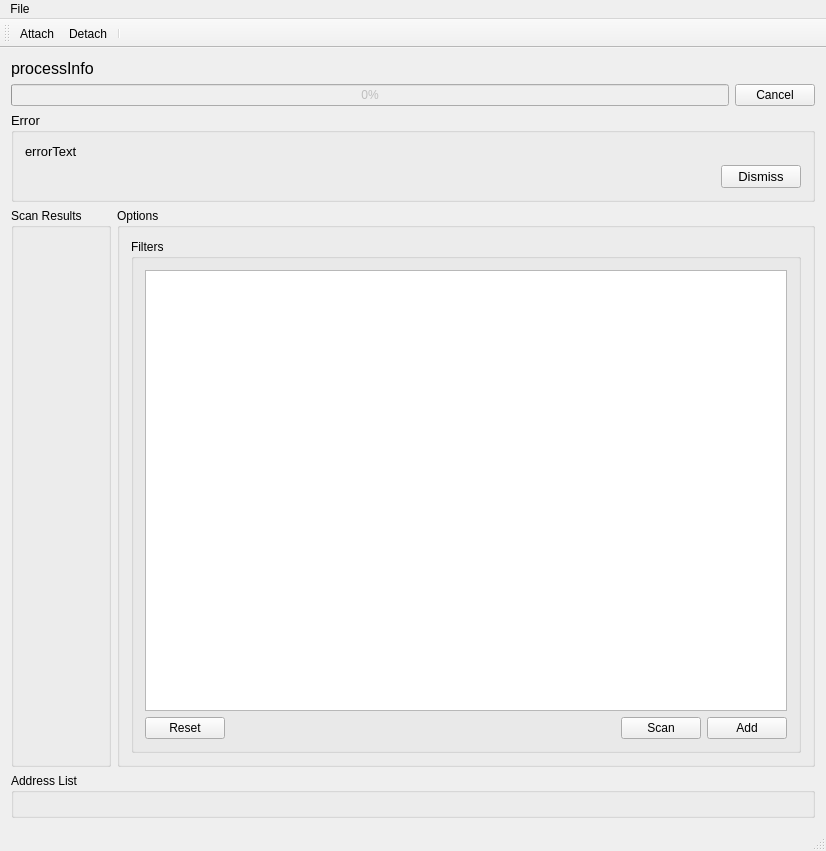
The window that pts-qt/mainwindow.ui (udoprog/ptscan) describes before a commit, drawn with Qt 5.
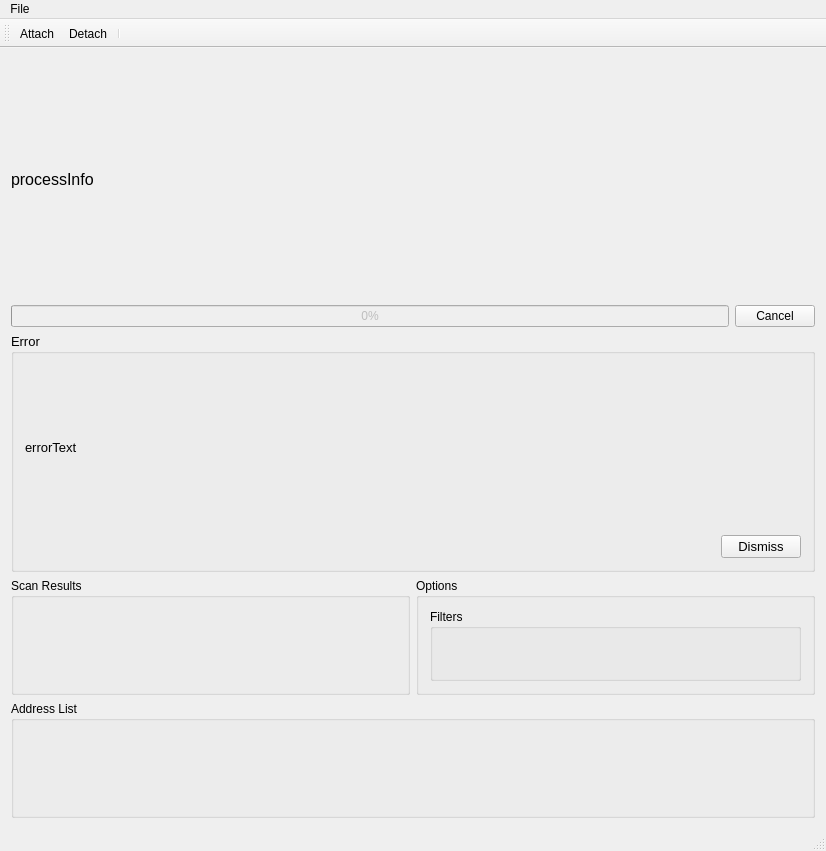
The same window after the commit.

Commit message: Separate filters list

```diff
--- a/pts-qt/mainwindow.ui
+++ b/pts-qt/mainwindow.ui
@@ -47,56 +47,7 @@
              <property name="title">
               <string>Filters</string>
              </property>
-             <layout class="QVBoxLayout" name="verticalLayout_3">
-              <item>
-               <widget class="QTreeView" name="filtersList">
-                <property name="contextMenuPolicy">
-                 <enum>Qt::ActionsContextMenu</enum>
-                </property>
-               </widget>
-              </item>
-              <item>
-               <layout class="QHBoxLayout" name="horizontalLayout">
-                <property name="topMargin">
-                 <number>0</number>
-                </property>
-                <item>
-                 <widget class="QPushButton" name="scanReset">
-                  <property name="text">
-                   <string>Reset</string>
-                  </property>
-                 </widget>
-                </item>
-                <item>
-                 <spacer name="horizontalSpacer">
-                  <property name="orientation">
-                   <enum>Qt::Horizontal</enum>
-                  </property>
-                  <property name="sizeHint" stdset="0">
-                   <size>
-                    <width>40</width>
-                    <height>20</height>
-                   </size>
-                  </property>
-                 </spacer>
-                </item>
-                <item>
-                 <widget class="QPushButton" name="scan">
-                  <property name="text">
-                   <string>Scan</string>
-                  </property>
-                 </widget>
-                </item>
-                <item>
-                 <widget class="QPushButton" name="addFilterButton">
-                  <property name="text">
-                   <string>Add</string>
-                  </property>
-                 </widget>
-                </item>
-               </layout>
-              </item>
-             </layout>
+             <layout class="QVBoxLayout" name="filtersBoxLayout"/>
             </widget>
            </item>
           </layout>
```
Left out of the diff: 11 changed lines with no effect on the pictures. The commit also changes 6 other files.
